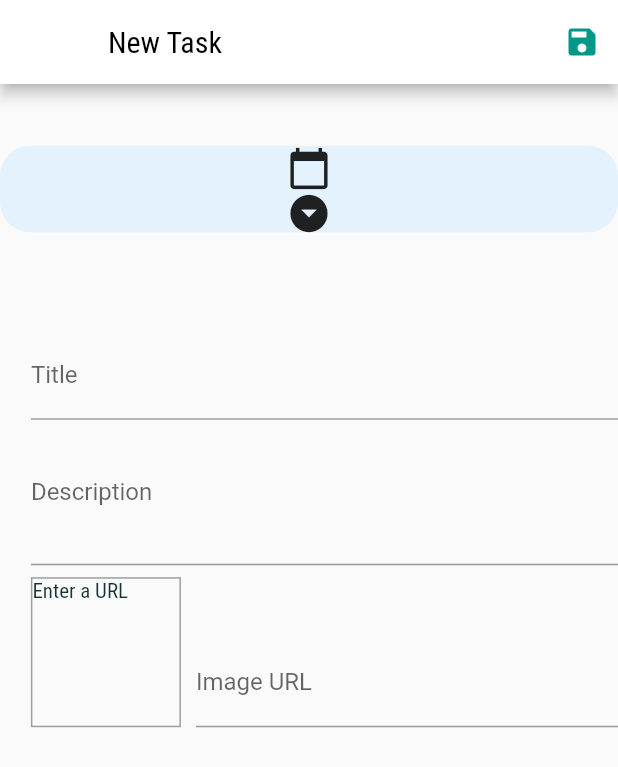
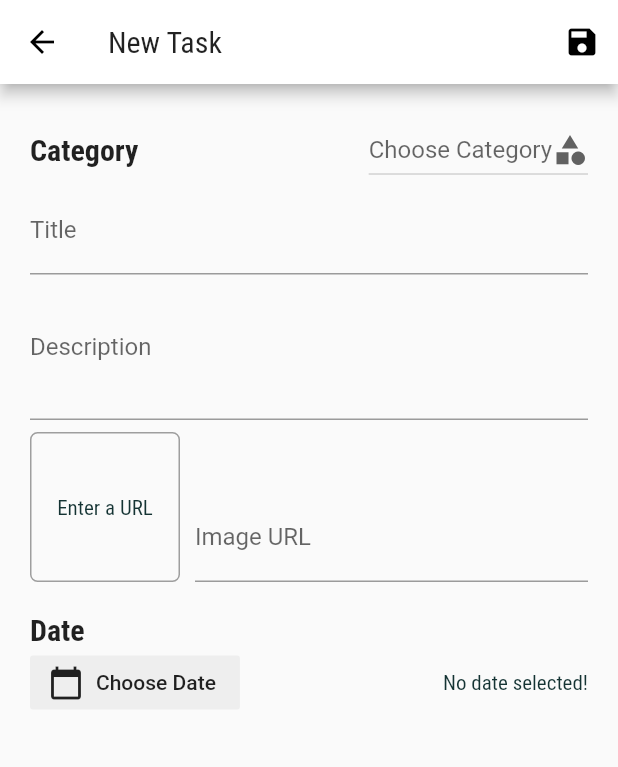
Before and after one commit to NishadAvnish/flutter_todo, a Flutter app: the screen it shows after launch, after a tap on the "add" icon, on a phone screen of 412 x 824 dp. Shown: the top 767 px of the screen. Run offline on Flutter 3.47's test engine with Material 2 defaults, Android fonts, the phone set to English and light mode, and no system bars.

Commit message:
Add task screen improved

```diff
--- a/lib/Provider/pagerItemProvider.dart
+++ b/lib/Provider/pagerItemProvider.dart
@@ -9,11 +9,11 @@ import 'package:http/http.dart' as http;
 class PagerItemProvider with ChangeNotifier{
 
 List<String> _category=[
-   "School",
+   "Study",
    "Work",
    "Exercise",
    "Diet",
-
+   "Others",
  ];
 
  List<String> get categoryItem{
@@ -107,7 +107,7 @@ Future<void> addProduct(ToDoTask product) async {
 
       notifyListeners();
     } catch (error) {
-      print(error);
+      //print(error);
       throw (error);
     }
   }
@@ -127,7 +127,7 @@ Future<void> fetchShow([String category]) async {
 
     List<ToDoTask> list = [];
     final response = await http.get(url);
-    print(response.body);
+    //print(response.body);
     final extractedData = json.decode(response.body) as Map<String, dynamic>;
 
     if (extractedData == null) {
--- a/lib/Screens/EditUserProduct.dart
+++ b/lib/Screens/EditUserProduct.dart
@@ -1,7 +1,9 @@
 import 'package:flutter/material.dart';
+import 'package:intl/intl.dart';
 import 'package:provider/provider.dart';
-import 'package:todolist/Provider/pagerItemProvider.dart';
-import 'package:todolist/models/to_do_task.dart';
+
+import '../Provider/pagerItemProvider.dart';
+import '../models/to_do_task.dart';
 
 class NewData extends StatefulWidget {
   static const routeName = '/newData';
@@ -21,15 +23,7 @@ class _NewData extends State<NewData> {
   String category;
 
   var _editedProduct = ToDoTask(
-    id: null,
-    title: " ",
-    detail: " ",
-    imageUrl: " ",
-    dateAdded: DateTime.now().toIso8601String(),
-    deadLine: null,
-  );
-
-
+      id: "", title: "", imageUrl: "", dateAdded: "", deadLine: "", detail: "");
 
   var _isInit = true;
   var _isLoading = false;
@@ -101,49 +95,7 @@ class _NewData extends State<NewData> {
     });
   }
 
-  @override
-  Widget build(BuildContext context) {
-    final _height = MediaQuery.of(context).size.longestSide;
-    final _width = MediaQuery.of(context).size.shortestSide;
-    return Scaffold(
-      appBar: AppBar(
-        title: Text(
-          "New Task",
-          style: TextStyle(color: Colors.black),
-        ),
-        backgroundColor: Colors.white,
-        actions: <Widget>[
-          IconButton(
-            icon: Icon(
-              Icons.save,
-              color: Colors.teal,
-            ),
-            onPressed: _saveForm,
-          ),
-        ],
-      ),
-      body: _isLoading
-          ? Center(
-              child: CircularProgressIndicator(),
-            )
-          : Stack(children: <Widget>[
-              Positioned(
-                top: _height * 0.05,
-                left: 0,
-                child: Container(
-                  height: _height * 0.07,
-                  width: _width,
-                  decoration: BoxDecoration(
-                    borderRadius: BorderRadius.circular(20),
-                    color: Colors.blue[50],
-                  ),
-                  child: Padding(
-                    padding: const EdgeInsets.symmetric(horizontal: 18.0),
-                    child: Column(
-                      mainAxisAlignment: MainAxisAlignment.spaceBetween,
-                      children: <Widget>[
-                        GestureDetector(
-                            onTap: () {
+  void _pickDate() {
     showDatePicker(
       context: context,
       initialDate: DateTime.now(),
@@ -152,52 +104,82 @@ class _NewData extends State<NewData> {
     ).then((datePicked) {
       if (datePicked != null) {
         setState(() {
-                                    print("$datePicked");
-                                    _editedProduct=ToDoTask(
-                                      id: null,
-                                      title: _editedProduct.title,
-                                      detail: _editedProduct.detail,
-                                      imageUrl: _editedProduct.imageUrl,
-                                      dateAdded: _editedProduct.dateAdded,
-                                      deadLine: datePicked.toIso8601String(),
-                                    );
+          _editedProduct.deadLine = DateFormat.yMMMd().format(datePicked);
         });
       }
     });
-                            },
-                            child: Icon(
-                              Icons.calendar_today,
-                              size: 30,
-                            )),
-                        GestureDetector(
-                            onTap: () {
+  }
 
-                            },
-                            child: Icon(
-                              Icons.arrow_drop_down_circle,
-                              size: 30,
-                            ))
+  Container _buildText(String text, TextStyle style, double topMargin) {
+    return Container(
+      alignment: Alignment.centerLeft,
+      child: Text(
+        text,
+        textAlign: TextAlign.start,
+        style: style,
+      ),
+      padding: EdgeInsets.only(
+        top: topMargin,
+      ),
+    );
+  }
+
+  @override
+  Widget build(BuildContext context) {
+    final _height = MediaQuery.of(context).size.longestSide;
+    final _width = MediaQuery.of(context).size.shortestSide;
+    final categoryList = Provider.of<PagerItemProvider>(context,listen: false).categoryItem;
+    return Scaffold(
+      appBar: AppBar(
+        title: Text(
+          "New Task",
+        ),
+        actions: <Widget>[
+          IconButton(
+            icon: Icon(
+              Icons.save,
+              color: Colors.black,
+            ),
+            onPressed: _saveForm,
+          ),
         ],
       ),
+      body: Padding(
+        padding: EdgeInsets.all(20),
+        child: _isLoading
+            ? Center(
+                child: CircularProgressIndicator(),
+              )
+            : Column(
+                children: <Widget>[
+                  Row(
+                    mainAxisAlignment: MainAxisAlignment.spaceBetween,
+                    children: <Widget>[
+                      _buildText("Category", Theme.of(context).textTheme.title,0),
+                      DropdownButton<String>(
+                        hint: Text("Choose Category"),
+                        icon: Icon(Icons.category),
+                        underline: null,
+                        onChanged: (String newValue) {
+                          setState(() {
+                            //_editedProduct = newValue;
+                          });
+                        },
+                        items: categoryList
+                            .map<DropdownMenuItem<String>>((String value) {
+                          return DropdownMenuItem<String>(
+                            value: value,
+                            child: Text(value),
+                          );
+                        }).toList(),
                       ),
+                    ],
                   ),
-              ),
-              Positioned(
-                top: _height * 0.2,
-                left: _width * 0.05,
-                child: Container(
-                  height: _height * 0.6,
-                  width: _width,
-                  child: Form(
-                    key: _form,
-                    child: ListView(
-                      children: <Widget>[
                   TextFormField(
                     decoration: InputDecoration(labelText: 'Title'),
                     textInputAction: TextInputAction.next,
                     onFieldSubmitted: (_) {
-                            FocusScope.of(context)
-                                .requestFocus(_priceFocusNode);
+                      FocusScope.of(context).requestFocus(_priceFocusNode);
                     },
                     validator: (value) {
                       if (value.isEmpty) {
@@ -206,7 +188,7 @@ class _NewData extends State<NewData> {
                       return null;
                     },
                     onSaved: (value) {
-                             _editedProduct=ToDoTask(
+                      _editedProduct = ToDoTask(
                         id: null,
                         title: value,
                         detail: _editedProduct.detail,
@@ -217,7 +199,6 @@ class _NewData extends State<NewData> {
                     },
                   ),
                   TextFormField(
-
                     decoration: InputDecoration(labelText: 'Description'),
                     maxLines: 3,
                     keyboardType: TextInputType.multiline,
@@ -232,7 +213,7 @@ class _NewData extends State<NewData> {
                       return null;
                     },
                     onSaved: (value) {
-                             _editedProduct=ToDoTask(
+                      _editedProduct = ToDoTask(
                         id: null,
                         title: _editedProduct.title,
                         detail: value,
@@ -248,29 +229,24 @@ class _NewData extends State<NewData> {
                       Container(
                         width: 100,
                         height: 100,
+                        alignment: Alignment.center,
                         margin: EdgeInsets.only(
                           top: 8,
                           right: 10,
                         ),
                         decoration: BoxDecoration(
-                                border: Border.all(
-                                  width: 1,
-                                  color: Colors.grey,
-                                ),
-                              ),
+                            borderRadius: BorderRadius.circular(5),
+                            border: Border.all(color: Colors.grey, width: 1)),
                         child: _imageController.text.isEmpty
                             ? Text('Enter a URL')
-                                  : FittedBox(
-                                      child: Image.network(
+                            : Image.network(
                                 _imageController.text,
-                                        fit: BoxFit.cover,
-                                      ),
+                                fit: BoxFit.contain,
                               ),
                       ),
                       Expanded(
                         child: TextFormField(
-                                decoration:
-                                    InputDecoration(labelText: 'Image URL'),
+                          decoration: InputDecoration(labelText: 'Image URL'),
                           keyboardType: TextInputType.url,
                           textInputAction: TextInputAction.done,
                           controller: _imageController,
@@ -290,7 +266,7 @@ class _NewData extends State<NewData> {
                             return null;
                           },
                           onSaved: (value) {
-                                   _editedProduct=ToDoTask(
+                            _editedProduct = ToDoTask(
                               id: null,
                               title: _editedProduct.title,
                               detail: _editedProduct.detail,
@@ -303,12 +279,25 @@ class _NewData extends State<NewData> {
                       ),
                     ],
                   ),
+                  _buildText(
+                      "Date", Theme.of(context).textTheme.title, 20),
+                  Row(
+                    mainAxisAlignment: MainAxisAlignment.spaceBetween,
+                    children: <Widget>[
+                      FlatButton.icon(
+                        color: Colors.grey[200],
+                        icon: Icon(Icons.calendar_today),
+                        onPressed: _pickDate,
+                        label: Text("Choose Date"),
+                      ),
+                      Text(_editedProduct.deadLine.isEmpty
+                          ? "No date selected!"
+                          : _editedProduct.deadLine)
+                    ],
+                  )
                 ],
               ),
       ),
-                ),
-              ),
-            ]),
     );
   }
 }
--- a/lib/Screens/Home.dart
+++ b/lib/Screens/Home.dart
@@ -1,10 +1,9 @@
 import 'package:flutter/material.dart';
 import 'package:provider/provider.dart';
-import 'package:todolist/Provider/pagerItemProvider.dart';
-import 'package:todolist/Screens/EditUserProduct.dart';
-import 'package:todolist/Widgets/ChoiceChip.dart';
-import 'package:todolist/Widgets/cardItem.dart';
 
+import '../Provider/pagerItemProvider.dart';
+import 'EditUserProduct.dart';
+import '../Widgets/ChoiceChip.dart';
 import '../Widgets/cardItem.dart';
 
 class Home extends StatefulWidget {
@@ -12,7 +11,6 @@ class Home extends StatefulWidget {
 }
 
 class _HomeState extends State<Home> {
-
   var currentPage = 0;
   PageController pageController = PageController(viewportFraction: 0.85);
 
@@ -20,10 +18,8 @@ class _HomeState extends State<Home> {
   void initState() {
     super.initState();
 
-
     pageController.addListener(() {
       var next = pageController.page.round();
-
 
       if (currentPage != next) {
         setState(() {
@@ -32,6 +28,7 @@ class _HomeState extends State<Home> {
       }
     });
   }
+
   @override
   void didChangeDependencies() {
     Provider.of<PagerItemProvider>(context).fetchShow();
@@ -48,46 +45,46 @@ class _HomeState extends State<Home> {
       body: Stack(
         children: <Widget>[
           Positioned(
-            left: _width*0.05,
-            top: _height*0.1,
+            left: _width * 0.05,
+            top: _height * 0.1,
             child: Column(
               mainAxisAlignment: MainAxisAlignment.start,
               crossAxisAlignment: CrossAxisAlignment.start,
               children: <Widget>[
-                Text("HEY",style: TextStyle(color: Colors.black26,fontStyle: FontStyle.normal,fontSize: 20)),
-                Text("XYZ",style: TextStyle(color: Colors.black,fontStyle: FontStyle.normal,fontSize: 30)),
-
+                Text("HEY",
+                    style: TextStyle(
+                        color: Colors.black26,
+                        fontStyle: FontStyle.normal,
+                        fontSize: 20)),
+                Text("XYZ",
+                    style: TextStyle(
+                        color: Colors.black,
+                        fontStyle: FontStyle.normal,
+                        fontSize: 30)),
               ],
-
             ),
           ),
-
           Positioned(
-            left: 0,
-            top: 100,
-            child: CardItem(pageController,currentPage)
-          ),
+              left: 0, top: 100, child: CardItem(pageController, currentPage)),
           Positioned(
               right: 0,
               bottom: 0,
               left: 0,
-            child:Provider.of<PagerItemProvider>(context).items.length!=null?
-
-            ChoiceChipItems():Center(child: Text("NO DATA IS AVAILABLE IN SELECTED CATEGORY"),)),
-
+              child: Provider.of<PagerItemProvider>(context).items.length !=
+                      null
+                  ? ChoiceChipItems()
+                  : Center(
+                      child: Text("NO DATA IS AVAILABLE IN SELECTED CATEGORY"),
+                    )),
           Positioned(
-             right: _width*0.05,
-             bottom: _height*0.015,
-
-            child:FloatingActionButton(
-              onPressed: (){
+              right: _width * 0.05,
+              bottom: _height * 0.015,
+              child: FloatingActionButton(
+                onPressed: () {
                   Navigator.of(context).pushNamed(NewData.routeName);
                 },
-
-               child: Icon(Icons.add,color: Colors.red),
-               backgroundColor: Colors.green,
+                child: Icon(Icons.add, color: Colors.white),
               )),
-
         ],
       ),
     );
--- a/lib/Screens/select_navigation_screen.dart
+++ b/lib/Screens/select_navigation_screen.dart
@@ -1,7 +1,6 @@
 import 'package:flutter/material.dart';
-import 'package:todolist/Screens/profile_screen.dart';
-import 'package:todolist/Screens/to_do_task_details_screen.dart';
 
+import 'profile_screen.dart';
 import 'Home.dart';
 import 'statistics_screen.dart';
 
@@ -29,7 +28,7 @@ class _SelectNavigationScreenState extends State<SelectNavigationScreen> {
     }
   ];
 
-  BottomNavigationBarItem _buildBottomNavigationBar(String title, IconData icon){
+  BottomNavigationBarItem _buildBottomNavigationBarItem(String title, IconData icon){
 
     return BottomNavigationBarItem(
             icon: Icon(
@@ -49,15 +48,14 @@ class _SelectNavigationScreenState extends State<SelectNavigationScreen> {
           unselectedItemColor: Colors.grey,
           currentIndex: _selectedIndex,
           onTap: (index){
-            bool isSelected=index==_selectedIndex;
             setState(() {
               _selectedIndex = index;
             });
           },
           items: [
-            _buildBottomNavigationBar("Home", Icons.home),
-            _buildBottomNavigationBar("Profile", Icons.person_outline),
-            _buildBottomNavigationBar("Statistics", Icons.show_chart),
+            _buildBottomNavigationBarItem("Home", Icons.home),
+            _buildBottomNavigationBarItem("Profile", Icons.person_outline),
+            _buildBottomNavigationBarItem("Statistics", Icons.show_chart),
           ],
 
       ),
--- a/lib/Widgets/cardItem.dart
+++ b/lib/Widgets/cardItem.dart
@@ -1,101 +1,118 @@
 import 'package:flutter/material.dart';
 import 'package:provider/provider.dart';
-import 'package:todolist/Provider/pagerItemProvider.dart';
-import 'package:todolist/Screens/to_do_task_details_screen.dart';
+
+import '../Provider/pagerItemProvider.dart';
+import '../Screens/to_do_task_details_screen.dart';
 
 class CardItem extends StatelessWidget {
-  PageController pageController;
-  var currentPage;
-  CardItem(this.pageController,this.currentPage);
-
+  final PageController pageController;
+  final int currentPage;
+  CardItem(this.pageController, this.currentPage);
 
   @override
   Widget build(BuildContext context) {
-    final _height=MediaQuery.of(context).size.longestSide;
-    final _width=MediaQuery.of(context).size.shortestSide;
-    final pagerItem=Provider.of<PagerItemProvider>(context).items;
+    final _height = MediaQuery.of(context).size.longestSide;
+    final _width = MediaQuery.of(context).size.shortestSide;
+    final pagerItem = Provider.of<PagerItemProvider>(context).items;
 
+    List<String> monthList = [
+      "Jan",
+      "Feb",
+      "March",
+      "April",
+      "May",
+      "June",
+      "July",
+      "Aug",
+      "Sep",
+      "Oct",
+      "Nov",
+      "Dec"
+    ];
 
-
-    List<String> monthList=["Jan", "Feb", "March", "April", "May", "June", "July", "Aug", "Sep", "Oct", "Nov", "Dec"];
-
-    return  Container(
-              height: _height*0.7,
+    return Container(
+      height: _height * 0.7,
       width: _width,
       child: PageView.builder(
-
         controller: pageController,
         pageSnapping: true,
         itemCount: pagerItem.length,
         itemBuilder: (context, index) {
-
           bool active = index == currentPage;
 
           final double blur = active ? 20 : 0;
           final double offset = active ? 20 : 0;
           final double top = active ? 100 : 200;
 
-                  return
-                  GestureDetector(
-                        onTap: (){
+          return GestureDetector(
+            onTap: () {
               print("Ontap");
               Navigator.of(context).pushNamed(ToDoTaskDetailsScreen.routeName,
                   arguments: pagerItem[index].id);
             },
             child: AnimatedContainer(
-                    duration: Duration(milliseconds: 300),
+              duration: Duration(milliseconds: 1000),
               curve: Curves.easeOutQuint,
               margin: EdgeInsets.only(top: top, bottom: 50, right: 30),
               decoration: BoxDecoration(
                   borderRadius: BorderRadius.circular(30),
-                        image: DecorationImage(image: NetworkImage(pagerItem[index].imageUrl)),
+                  image: DecorationImage(
+                      image: NetworkImage(pagerItem[index].imageUrl)),
                   boxShadow: [
                     BoxShadow(
                         color: Colors.black87,
                         blurRadius: blur,
                         offset: Offset(offset, offset))
                   ]),
-
               child: Stack(
-
                 children: <Widget>[
-
                   Positioned(
                       left: 10,
                       top: 0,
-                           child: Icon(Icons.bookmark,size: _height*0.1,color: Colors.yellow[100],)
-                          ),
+                      child: Icon(
+                        Icons.bookmark,
+                        size: _height * 0.1,
+                        color: Colors.yellow[100],
+                      )),
                   Positioned(
                     left: 39,
                     top: 25,
-                            child:Column(
+                    child: Column(
                       children: <Widget>[
-                                Text(DateTime.parse(pagerItem[index].deadLine).day.toString()),
-                                SizedBox(height: 1,),
-                                Text(monthList[DateTime.parse(pagerItem[index].deadLine).month-1]),
+                        Text(DateTime.parse(pagerItem[index].deadLine)
+                            .day
+                            .toString()),
+                        SizedBox(
+                          height: 1,
+                        ),
+                        Text(monthList[
+                            DateTime.parse(pagerItem[index].deadLine).month -
+                                1]),
                       ],
                     ),
                   ),
-
                   Positioned(
-                            right: 14,
+                    right: 2,
                     bottom: 0,
                     child: Container(
-                              height: _height*0.05,
-                              width: _width*0.3,
-
+                      height: _height * 0.05,
+                      width: _width * 0.3,
                       decoration: BoxDecoration(
-                                borderRadius: BorderRadius.only(topLeft: Radius.circular(20)),
-                                color: Colors.red,
+                        borderRadius: BorderRadius.only(
+                            topLeft: Radius.circular(20),
+                            bottomRight: Radius.circular(20)),
+                        color: Colors.white70,
                       ),
-                              child: SingleChildScrollView(
-                                scrollDirection: Axis.horizontal,
-                                child: Padding(padding:EdgeInsets.only(top:10,bottom: 10,left: 18,right: 10),child: Text( pagerItem[index].title.split(' ').first.toString()+"...",style: TextStyle(fontSize: 20),))
-                              ),
+                      child: Padding(
+                          padding: EdgeInsets.all(10),
+                          child: Text(
+                            pagerItem[index].title.split(' ').first.toString() +
+                                "...",
+                            style: TextStyle(fontSize: 20),
+                          )),
                     ),
                   )
                 ],
-
               ),
             ),
           );
--- a/lib/main.dart
+++ b/lib/main.dart
@@ -1,4 +1,3 @@
-
 import 'package:flutter/material.dart';
 import 'package:todolist/Provider/pagerItemProvider.dart';
 import 'package:todolist/Screens/EditUserProduct.dart';
@@ -14,17 +13,15 @@ class MyApp extends StatelessWidget {
   Widget build(BuildContext context) {
     return MultiProvider(
       providers: [
-        ChangeNotifierProvider.value(value:PagerItemProvider() ),
-
-
+        ChangeNotifierProvider.value(value: PagerItemProvider()),
       ],
-
-
       child: MaterialApp(
           title: 'Flutter Demo',
           theme: ThemeData(
               primarySwatch: Colors.blue,
+              primaryColor: Colors.white,
               fontFamily: "RobotoCondensed",
+              accentColor: Colors.black,
               textTheme: ThemeData.light().textTheme.copyWith(
                     body1: TextStyle(
                       color: Color.fromRGBO(20, 51, 51, 1),
@@ -37,14 +34,13 @@ class MyApp extends StatelessWidget {
                       fontFamily: "RobotoCondensed",
                       fontWeight: FontWeight.bold,
                     ),
-              )
-      ),
+                  )),
           home: SelectNavigationScreen(),
           routes: {
-                ToDoTaskDetailsScreen.routeName: (context) => ToDoTaskDetailsScreen(),
-                NewData.routeName:(context)=>NewData(),
+            ToDoTaskDetailsScreen.routeName: (context) =>
+                ToDoTaskDetailsScreen(),
+            NewData.routeName: (context) => NewData(),
+          }),
+    );
   }
-    ),);
 }
-
-}
--- a/lib/provider/todo_list_provider.dart
+++ b/lib/provider/todo_list_provider.dart
@@ -1,5 +1,4 @@
 
-import '../models/to_do_task.dart';
 
 // final ToDoTaskList = [
 //   ToDoTask(
```
Also changed, not shown: lib/Screens/to_do_task_details_screen.dart (+0 -10 lines), lib/Widgets/ChoiceChip.dart (+6 -4 lines). Lines whose indentation alone changed are shown as unchanged.
